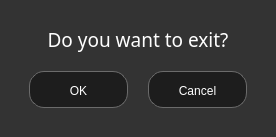
Before: the Qt Designer form multibench/widgets/quitdialog.ui in IlyaZh/Maiman-MCBS, drawn with Qt 5.
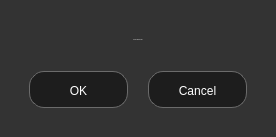
After: the same form once the commit is applied.

Patch:
```diff
--- a/multibench/widgets/quitdialog.ui
+++ b/multibench/widgets/quitdialog.ui
@@ -87,7 +87,10 @@
      <property name="font">
       <font>
        <family>Poppins</family>
-       <pointsize>14</pointsize>
+       <pointsize>-1</pointsize>
+       <weight>50</weight>
+       <italic>false</italic>
+       <bold>false</bold>
       </font>
      </property>
      <property name="styleSheet">
```
Left out of the diff: 2 changed lines with no effect on the pictures.
